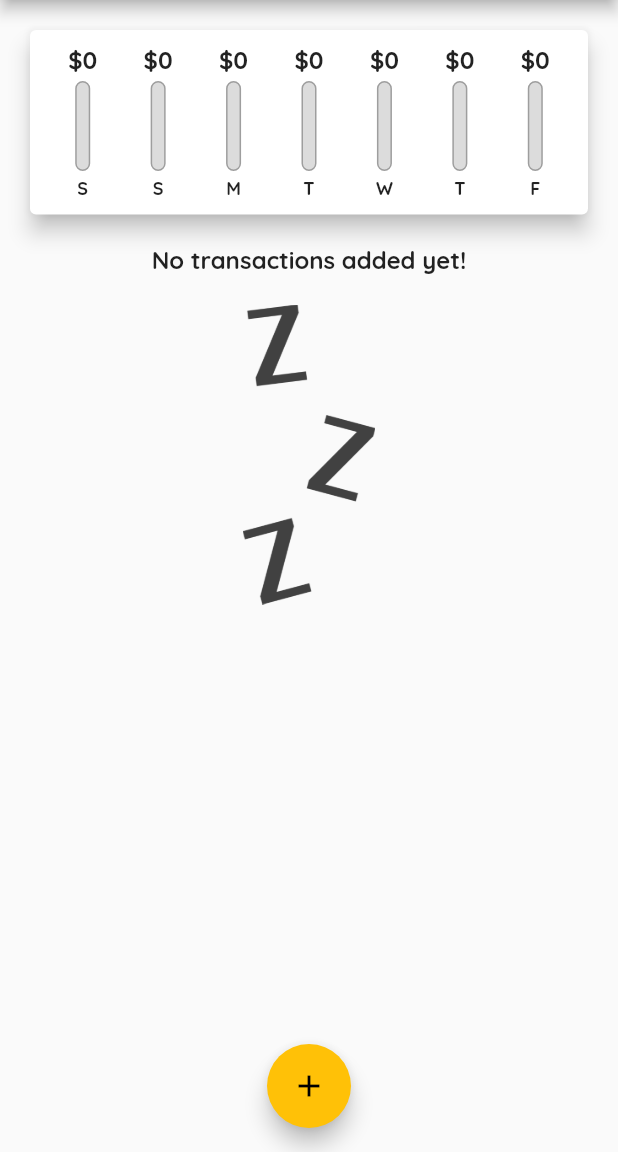
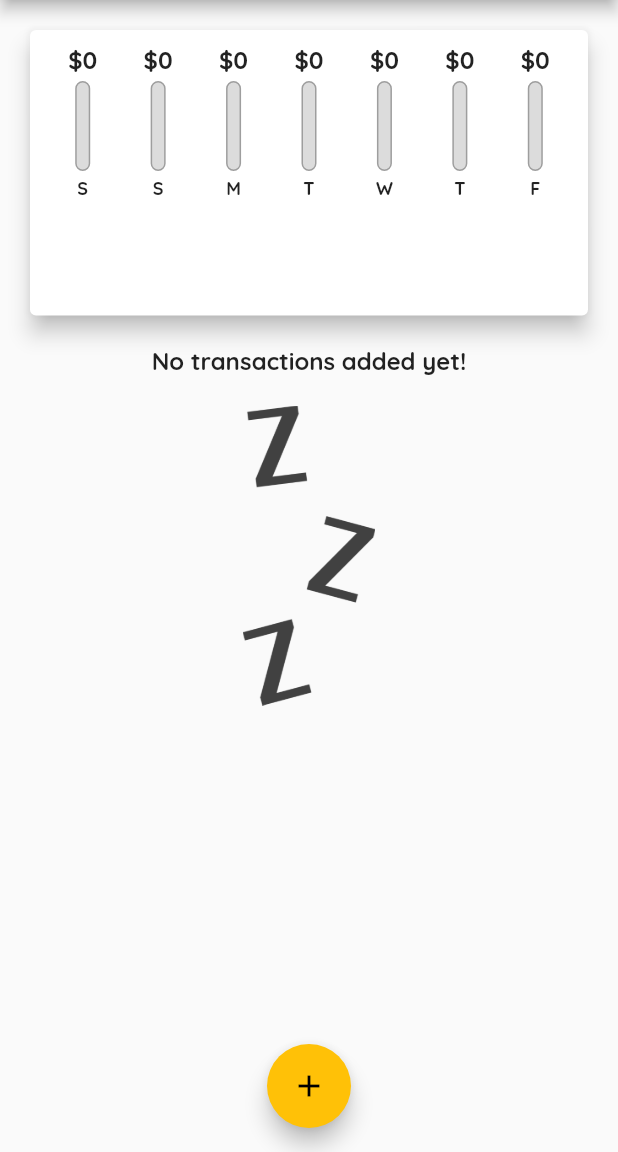
Before and after one commit to clshu/flutter_personal_expenses, a Flutter app: the screen it shows after launch, on a phone screen of 412 x 824 dp, the part 84-1236 px from its top. Run offline on Flutter 3.47's test engine with Material 2 defaults, Android fonts, the phone set to English and light mode, and no system bars.

Commit message:
Dynamically deciding the height
1. Find app's height with MediaQuery.of(context).size.height
2. Find appBar's height with appBar.preferredSize.height
3. Find status bar's height with MediaQuery.of(context).padding.top
4. The remaining height after deducting AppBar and status bar is
(MediaQuery.of(context).size.height - appBar.preferredSize.height -
MediaQuery.of(context).padding.top)
5. 30% of the remaining height is assigned to Chart.
6. 70% of the remaining height is assigned to TransactionList.

```diff
--- a/lib/main.dart
+++ b/lib/main.dart
@@ -119,8 +119,7 @@ class _MyHomePageState extends State<MyHomePage> {
 
   @override
   Widget build(BuildContext context) {
-    return Scaffold(
-      appBar: AppBar(
+    final appBar = AppBar(
       title: Text('Personal Expenses'),
       actions: [
         IconButton(
@@ -128,14 +127,29 @@ class _MyHomePageState extends State<MyHomePage> {
           icon: Icon(Icons.add),
         ),
       ],
-      ),
+    );
+
+    return Scaffold(
+      appBar: appBar,
       body: SingleChildScrollView(
         child: Column(
           mainAxisAlignment: MainAxisAlignment.start,
           crossAxisAlignment: CrossAxisAlignment.stretch,
           children: <Widget>[
-            Chart(_recentTransactions),
-            TransactionList(_userTransactions, _deleteTransaction),
+            // MediaQuery.of(context).padding.top is
+            // the height of the status bar
+            Container(
+                height: (MediaQuery.of(context).size.height -
+                        appBar.preferredSize.height -
+                        MediaQuery.of(context).padding.top) *
+                    0.3,
+                child: Chart(_recentTransactions)),
+            Container(
+                height: (MediaQuery.of(context).size.height -
+                        appBar.preferredSize.height -
+                        MediaQuery.of(context).padding.top) *
+                    0.7,
+                child: TransactionList(_userTransactions, _deleteTransaction)),
           ],
         ),
       ),
--- a/lib/widgets/transaction_list.dart
+++ b/lib/widgets/transaction_list.dart
@@ -11,9 +11,7 @@ class TransactionList extends StatelessWidget {
 
   @override
   Widget build(BuildContext context) {
-    return Container(
-      height: 450,
-      child: transactions.isEmpty
+    return transactions.isEmpty
         ? Column(
             children: [
               Text(
@@ -61,14 +59,12 @@ class TransactionList extends StatelessWidget {
                   trailing: IconButton(
                     icon: Icon(Icons.delete),
                     color: Theme.of(ctx).colorScheme.error,
-                      onPressed: () =>
-                          deleteTransaction(transactions[index].id),
+                    onPressed: () => deleteTransaction(transactions[index].id),
                   ),
                 ),
               );
             },
             itemCount: transactions.length,
-            ),
           );
   }
 }
```
Lines whose indentation alone changed are shown as unchanged.
